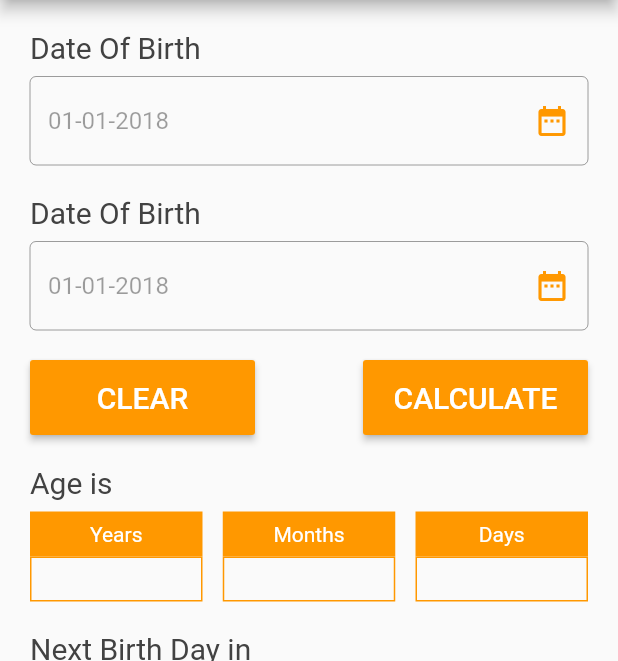
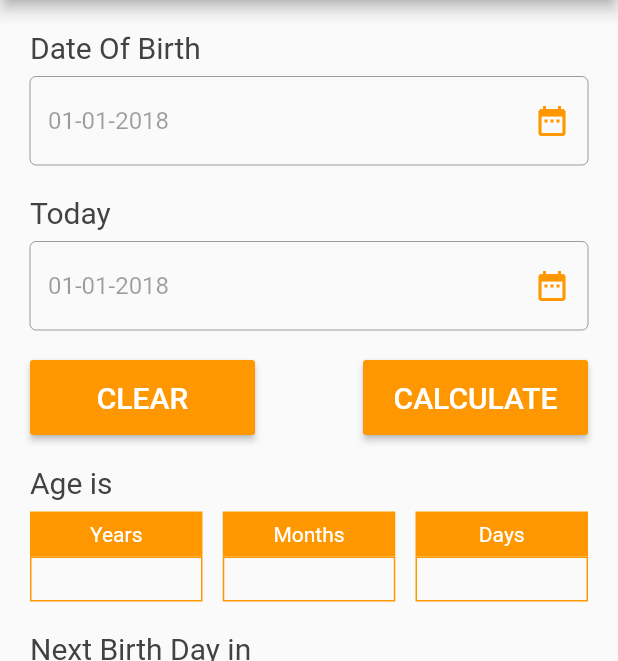
Before and after one commit to mhassanist/age_caculator_sample_flutter, a Flutter app: the screen it shows after launch, on a phone screen of 412 x 824 dp, the part 84-745 px from its top. Run offline on Flutter 3.47's test engine with Material 2 defaults, Android fonts, the phone set to English and light mode, and no system bars.

Commit message:
setState - clear buton functionality

```diff
--- a/lib/home_screen.dart
+++ b/lib/home_screen.dart
@@ -11,12 +11,18 @@ class _HomeScreenState extends State<HomeScreen> {
 
   var _headerTitleColor=Colors.grey[800];
 
+  DateTime _dateOfBirth;
+  DateTime _todayDate;
+
+  TextEditingController _dateOfBirthController = TextEditingController();
+  TextEditingController _todayDateController = TextEditingController();
+
 
   @override
   Widget build(BuildContext context) {
 
     Widget dateOfBirth        = buildDateOfBirthWidget();
-    Widget todayDate          = buildDateOfBirthWidget();
+    Widget todayDate          = buildTodayDateWidget();
     Widget clearCalculateRow  = buildClearCalculateRow();
 
     Widget yourAgeRow         = buildYourAgeRow();
@@ -49,9 +55,22 @@ class _HomeScreenState extends State<HomeScreen> {
       crossAxisAlignment: CrossAxisAlignment.start,
       children: <Widget>[
         _buildHeader("Date Of Birth"),
-        TextField(
-          enabled: false,
-          decoration: _getDateTextDecoration(),
+        InkWell(
+          onTap: () async {
+              setState(() {
+                _selectDate(context).then((value){
+                  _dateOfBirth =value;
+                  _dateOfBirthController.text = _getFormattedDate(_dateOfBirth);
+                });
+
+              });
+          },
+          child: TextField(
+            controller: _dateOfBirthController,
+            enabled: false,
+            decoration: _getDateTextDecoration(),
+
+          ),
         ),
       ],
     );
@@ -62,20 +81,33 @@ class _HomeScreenState extends State<HomeScreen> {
       crossAxisAlignment: CrossAxisAlignment.start,
       children: <Widget>[
         _buildHeader("Today"),
-        TextField(
-          decoration: _getDateTextDecoration(),
+        InkWell(
+          onTap: (){
+            setState(() {
+              _selectDate(context).then((value){
+                _todayDate =value;
+                _todayDateController.text = _getFormattedDate(_todayDate);
+              });
+
+            });
+          },
+          child: TextField(
+            enabled: false,
+            controller: _todayDateController,
+            decoration: _getDateTextDecoration(),
+          ),
         ),
       ],
     );
   }
 
-  Widget _buildStylesActionButton(String buttonName) {
+  Widget _buildStylesActionButton(String buttonName, Function onPressedCallback) {
     return Container(
       width: 150,
       height: 50,
       child: RaisedButton(
         color: Theme.of(context).primaryColor,
-        onPressed: () {},
+        onPressed: onPressedCallback,
         child: Text(buttonName.toUpperCase(),
             style: TextStyle(fontSize: 20, color: Colors.white)),
       ),
@@ -112,8 +144,20 @@ class _HomeScreenState extends State<HomeScreen> {
   }
 
   Widget buildClearCalculateRow() {
-    Widget clearButton = _buildStylesActionButton("Clear");
-    Widget calcButton = _buildStylesActionButton("Calculate");
+    Widget clearButton = _buildStylesActionButton("Clear", (){
+      setState(() {
+        _dateOfBirth = DateTime.now();
+        _dateOfBirthController.text = _getFormattedDate(_dateOfBirth);
+
+        _todayDate = DateTime.now();
+        _todayDateController.text = _getFormattedDate(_dateOfBirth);
+
+      });
+    });
+    Widget calcButton = _buildStylesActionButton("Calculate", (){
+      //TODO -- calculate age and set it to a variable then setState
+
+    });
 
     return Row(
       mainAxisAlignment: MainAxisAlignment.spaceBetween,
@@ -206,4 +250,19 @@ class _HomeScreenState extends State<HomeScreen> {
           Text(headerText, style: TextStyle(color: _headerTitleColor, fontSize: 20)),
     );
   }
+
+  Future<DateTime> _selectDate(BuildContext context) async {
+    DateTime picked = await showDatePicker(
+        context: context,
+        initialDate: DateTime.now(),
+        firstDate: DateTime(2015, 8),
+        lastDate: DateTime(2101));
+
+    return picked;
+  }
+
+  String _getFormattedDate(DateTime todayDate) {
+    return "${todayDate.year.toString()}-${todayDate.month.toString().padLeft(2,'0')}-${todayDate.day.toString().padLeft(2,'0')}";
+
+  }
 }
```
